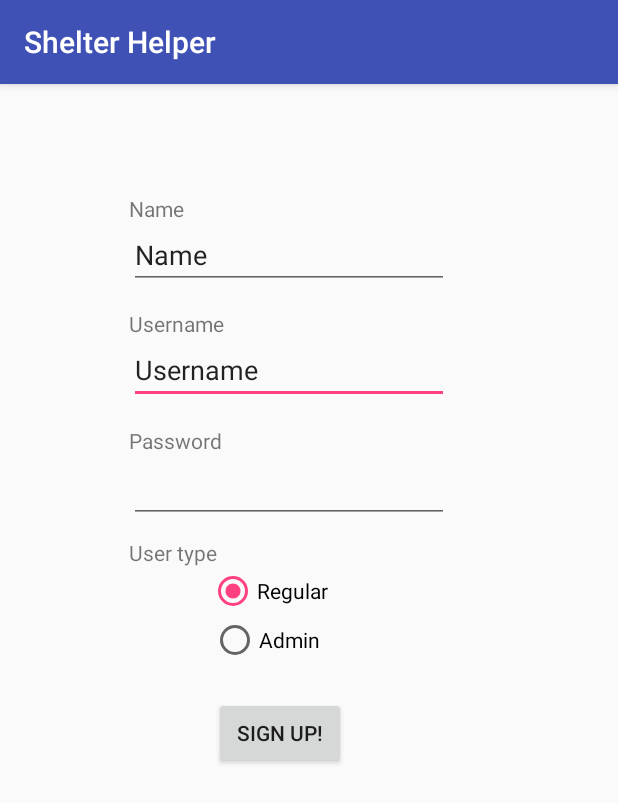
After one commit to sscheele/shelter-helper, an Android app: the RegisterActivity screen opened directly, with no data from a screen before it, on a phone screen of 412 x 824 dp. The commit adds this screen. Shown: the top 803 px of the screen. Run offline under Robolectric (Android 15) with nearby library versions, the phone set to English and light mode, and no system bars.

Commit message:
registration working

```diff
--- a/app/src/main/AndroidManifest.xml
+++ b/app/src/main/AndroidManifest.xml
@@ -17,7 +17,8 @@
             </intent-filter>
         </activity>
         <activity android:name=".LoginActivity" />
-        <activity android:name=".MainActivity"></activity>
+        <activity android:name=".MainActivity" />
+        <activity android:name=".RegisterActivity"></activity>
     </application>
 
 </manifest>
--- /dev/null
+++ b/app/src/main/java/com/a2340/shelterhelper/RegisterActivity.java
@@ -0,0 +1,32 @@
+package com.a2340.shelterhelper;
+
+import android.app.Activity;
+import android.content.Intent;
+import android.support.v7.app.AppCompatActivity;
+import android.os.Bundle;
+import android.view.View;
+import android.widget.Button;
+import android.widget.EditText;
+import android.widget.RadioButton;
+
+public class RegisterActivity extends AppCompatActivity {
+
+    @Override
+    protected void onCreate(Bundle savedInstanceState) {
+        super.onCreate(savedInstanceState);
+        setContentView(R.layout.activity_register);
+        Button registerBtn = (Button) findViewById(R.id.btn_register);
+        final Activity currActivity = this;
+        registerBtn.setOnClickListener(new Button.OnClickListener() {
+            @Override
+            public void onClick(View v) {
+                String name = ((EditText) findViewById(R.id.register_tb_name)).getText().toString();
+                String username = ((EditText) findViewById(R.id.register_tb_username)).getText().toString();
+                String password = ((EditText) findViewById(R.id.register_tb_password)).getText().toString();
+                boolean isAdmin = ((RadioButton) findViewById(R.id.register_rb_isAdmin)).isChecked();
+                User newUser = new User(name, username, password, isAdmin);
+                User.register(newUser);
+            }
+        });
+    }
+}
--- a/app/src/main/res/layout/activity_landing_screen.xml
+++ b/app/src/main/res/layout/activity_landing_screen.xml
@@ -18,7 +18,7 @@
         app:layout_constraintVertical_bias="0.278" />
 
     <Button
-        android:id="@+id/btn_signup"
+        android:id="@+id/btn_landing_register"
         android:layout_width="wrap_content"
         android:layout_height="wrap_content"
         android:layout_marginBottom="137dp"
@@ -33,8 +33,8 @@
         android:layout_height="wrap_content"
         android:layout_marginStart="39dp"
         android:text="Login"
-        app:layout_constraintBottom_toBottomOf="@+id/btn_signup"
+        app:layout_constraintBottom_toBottomOf="@+id/btn_landing_register"
         app:layout_constraintStart_toStartOf="parent"
-        app:layout_constraintTop_toTopOf="@+id/btn_signup" />
+        app:layout_constraintTop_toTopOf="@+id/btn_landing_register" />
 
 </android.support.constraint.ConstraintLayout>
--- a/app/src/main/res/layout/activity_login.xml
+++ b/app/src/main/res/layout/activity_login.xml
@@ -44,10 +44,11 @@
         android:id="@+id/btn_login"
         android:layout_width="wrap_content"
         android:layout_height="wrap_content"
-        android:layout_marginTop="37dp"
+        android:layout_marginTop="40dp"
         android:background="@android:color/holo_green_light"
         android:text="Login"
         app:layout_constraintEnd_toEndOf="parent"
         app:layout_constraintStart_toStartOf="parent"
         app:layout_constraintTop_toBottomOf="@+id/tb_password" />
+
 </android.support.constraint.ConstraintLayout>
--- /dev/null
+++ b/app/src/main/res/layout/activity_register.xml
@@ -0,0 +1,119 @@
+<?xml version="1.0" encoding="utf-8"?>
+<android.support.constraint.ConstraintLayout xmlns:android="http://schemas.android.com/apk/res/android"
+    xmlns:app="http://schemas.android.com/apk/res-auto"
+    xmlns:tools="http://schemas.android.com/tools"
+    android:layout_width="match_parent"
+    android:layout_height="match_parent"
+    tools:context="com.a2340.shelterhelper.RegisterActivity"
+    tools:layout_editor_absoluteY="81dp">
+
+    <EditText
+        android:id="@+id/register_tb_username"
+        android:layout_width="wrap_content"
+        android:layout_height="wrap_content"
+        android:layout_marginTop="18dp"
+        android:ems="10"
+        android:inputType="textPersonName"
+        android:text="Username"
+        app:layout_constraintStart_toStartOf="@+id/register_tb_name"
+        app:layout_constraintTop_toTopOf="@+id/textView5" />
+
+    <EditText
+        android:id="@+id/register_tb_name"
+        android:layout_width="wrap_content"
+        android:layout_height="wrap_content"
+        android:layout_marginTop="18dp"
+        android:ems="10"
+        android:inputType="textPersonName"
+        android:text="Name"
+        app:layout_constraintStart_toStartOf="@+id/textView4"
+        app:layout_constraintTop_toTopOf="@+id/textView4" />
+
+    <EditText
+        android:id="@+id/register_tb_password"
+        android:layout_width="wrap_content"
+        android:layout_height="wrap_content"
+        android:layout_marginTop="34dp"
+        android:ems="10"
+        android:inputType="textPassword"
+        app:layout_constraintStart_toStartOf="@+id/register_tb_username"
+        app:layout_constraintTop_toBottomOf="@+id/register_tb_username" />
+
+    <TextView
+        android:id="@+id/textView3"
+        android:layout_width="wrap_content"
+        android:layout_height="wrap_content"
+        android:layout_marginTop="10dp"
+        android:text="User type"
+        app:layout_constraintStart_toStartOf="@+id/register_tb_password"
+        app:layout_constraintTop_toBottomOf="@+id/register_tb_password" />
+
+    <TextView
+        android:id="@+id/textView6"
+        android:layout_width="wrap_content"
+        android:layout_height="wrap_content"
+        android:text="Password"
+        app:layout_constraintBottom_toTopOf="@+id/register_tb_password"
+        app:layout_constraintStart_toStartOf="@+id/register_tb_password" />
+
+    <TextView
+        android:id="@+id/textView5"
+        android:layout_width="wrap_content"
+        android:layout_height="wrap_content"
+        android:layout_marginTop="13dp"
+        android:text="Username"
+        app:layout_constraintStart_toStartOf="@+id/register_tb_username"
+        app:layout_constraintTop_toBottomOf="@+id/register_tb_name" />
+
+    <TextView
+        android:id="@+id/textView4"
+        android:layout_width="wrap_content"
+        android:layout_height="wrap_content"
+        android:layout_marginStart="86dp"
+        android:layout_marginTop="73dp"
+        android:text="Name"
+        app:layout_constraintStart_toStartOf="parent"
+        app:layout_constraintTop_toTopOf="parent" />
+
+    <RadioGroup
+        android:id="@+id/radioGroup"
+        android:layout_width="wrap_content"
+        android:layout_height="wrap_content"
+        android:layout_marginEnd="7dp"
+        android:layout_marginStart="132dp"
+        android:layout_marginTop="16dp"
+        app:layout_constraintEnd_toStartOf="@+id/register_rb_isUser"
+        app:layout_constraintStart_toStartOf="parent"
+        app:layout_constraintTop_toBottomOf="@+id/textView3" />
+
+    <RadioButton
+        android:id="@+id/register_rb_isAdmin"
+        android:layout_width="wrap_content"
+        android:layout_height="wrap_content"
+        android:layout_marginStart="1dp"
+        android:text="Admin"
+        app:layout_constraintStart_toStartOf="@+id/register_rb_isUser"
+        app:layout_constraintTop_toBottomOf="@+id/register_rb_isUser" />
+
+    <RadioButton
+        android:id="@+id/register_rb_isUser"
+        android:layout_width="0dp"
+        android:layout_height="33dp"
+        android:layout_marginEnd="97dp"
+        android:checked="true"
+        android:text="Regular"
+        app:layout_constraintBottom_toTopOf="@+id/radioGroup"
+        app:layout_constraintEnd_toEndOf="parent"
+        app:layout_constraintStart_toEndOf="@+id/radioGroup"
+        app:layout_constraintTop_toTopOf="@+id/radioGroup" />
+
+    <Button
+        android:id="@+id/btn_register"
+        android:layout_width="wrap_content"
+        android:layout_height="wrap_content"
+        android:layout_marginStart="2dp"
+        android:layout_marginTop="22dp"
+        android:text="Sign Up!"
+        app:layout_constraintStart_toStartOf="@+id/register_rb_isAdmin"
+        app:layout_constraintTop_toBottomOf="@+id/register_rb_isAdmin" />
+</android.support.constraint.ConstraintLayout>
```
Also changed, not shown: app/src/main/java/com/a2340/shelterhelper/LandingScreen.java (+8 -0 lines), app/src/main/java/com/a2340/shelterhelper/LoginActivity.java (+8 -2 lines), app/src/main/java/com/a2340/shelterhelper/User.java (added, +69 -0 lines).
